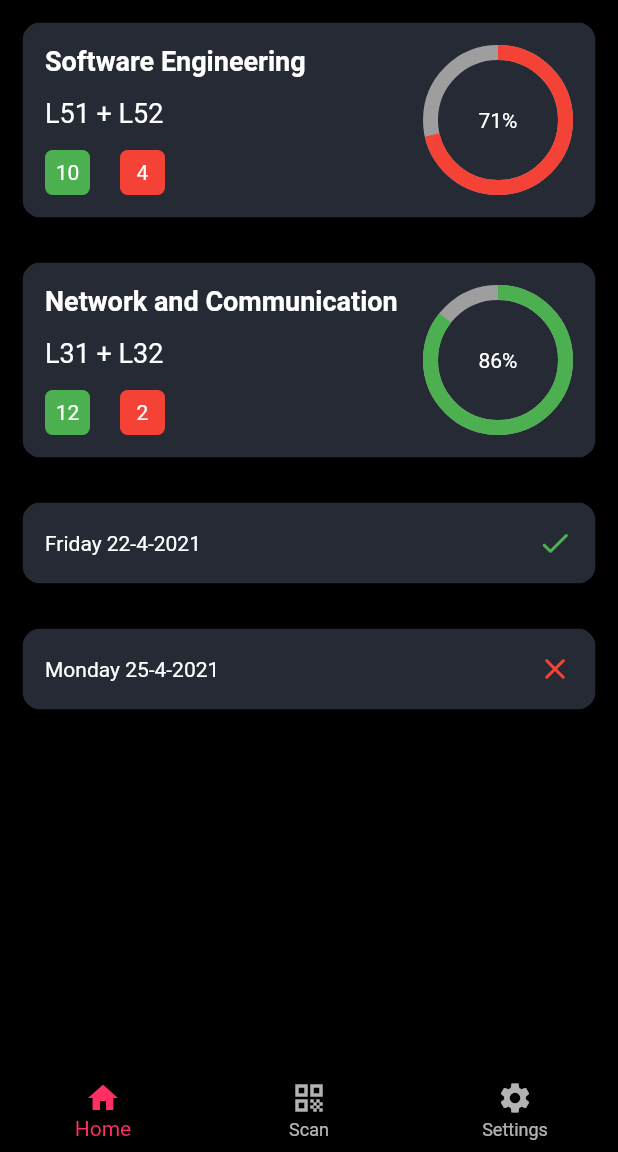
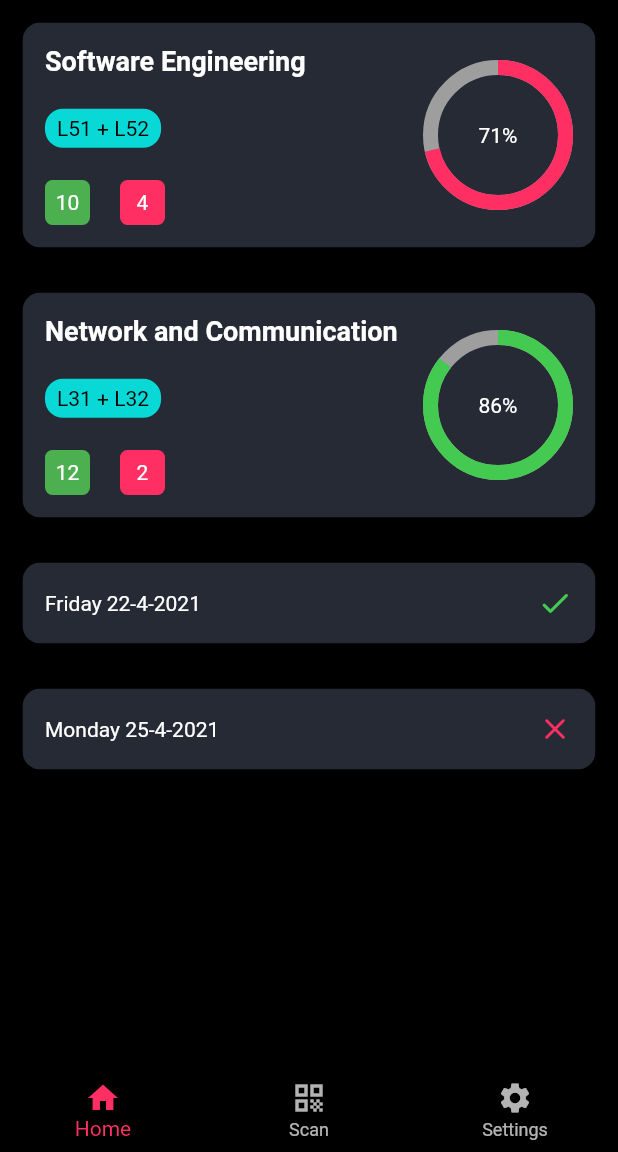
Before and after one commit to traQR/traQR-app, a Flutter app: the screen it shows once a user with an empty profile is signed in, on a phone screen of 412 x 824 dp, the part 84-1236 px from its top. Run offline on Flutter 3.47's test engine with Material 2 defaults, Android fonts, the phone set to English and light mode, and no system bars; drawn by our look-alikes of percent_indicator; our stand-ins replace firebase_auth, firebase_core, flutter_riverpod, google_sign_in; missing offline and left inert: flutter_barcode_scanner; accounts and stored records are empty.

Commit message:
updated theme with new palette

```diff
--- a/lib/main.dart
+++ b/lib/main.dart
@@ -2,6 +2,7 @@ import 'package:flutter/material.dart';
 import 'package:flutter_riverpod/flutter_riverpod.dart';
 import 'package:firebase_core/firebase_core.dart';
 import 'presentation/screens/splash_screen.dart';
+import 'presentation/theme.dart';
 
 main() async {
   WidgetsFlutterBinding.ensureInitialized();
@@ -15,7 +16,7 @@ class MyApp extends StatelessWidget {
     return MaterialApp(
       theme: ThemeData(
         brightness: Brightness.dark,
-        primaryColor: Color(0xff08d9d6),
+        primaryColor: blu,
         scaffoldBackgroundColor: Colors.black,
       ),
       home: SplashScreen(),
--- a/lib/presentation/screens/auth_screen.dart
+++ b/lib/presentation/screens/auth_screen.dart
@@ -1,5 +1,6 @@
 import 'package:flutter/material.dart';
 import 'package:flutter_riverpod/flutter_riverpod.dart';
+import 'package:traqr_app/presentation/theme.dart';
 import 'package:traqr_app/providers/auth_providers.dart';
 
 class AuthScreen extends ConsumerWidget {
@@ -24,7 +25,7 @@ class AuthScreen extends ConsumerWidget {
                 style: ElevatedButton.styleFrom(
                   shape: RoundedRectangleBorder(
                       borderRadius: new BorderRadius.circular(30.0)),
-                  primary: Colors.red[400],
+                  primary: pink,
                 ),
                 child: Row(
                   mainAxisAlignment: MainAxisAlignment.spaceEvenly,
--- a/lib/presentation/screens/home/base_screen.dart
+++ b/lib/presentation/screens/home/base_screen.dart
@@ -1,4 +1,5 @@
 import 'package:flutter/material.dart';
+import 'package:traqr_app/presentation/theme.dart';
 
 import 'home_screen.dart';
 import 'scan_screen.dart';
@@ -45,7 +46,7 @@ class _BaseScreenState extends State<BaseScreen> {
           ),
         ],
         currentIndex: _selectedIndex,
-        selectedItemColor: Color(0xffff2e63),
+        selectedItemColor: pink,
         onTap: _onItemTapped,
       ),
     );
--- a/lib/presentation/screens/home/scan_screen.dart
+++ b/lib/presentation/screens/home/scan_screen.dart
@@ -1,6 +1,7 @@
 import 'package:flutter/material.dart';
 import 'package:flutter/services.dart';
 import 'package:flutter_barcode_scanner/flutter_barcode_scanner.dart';
+import 'package:traqr_app/presentation/theme.dart';
 
 class ScanScreen extends StatefulWidget {
   @override
@@ -26,7 +27,7 @@ class _ScanScreenState extends State<ScanScreen> {
     // Platform messages may fail, so we use a try/catch PlatformException.
     try {
       barcodeScanRes = await FlutterBarcodeScanner.scanBarcode(
-          "#ff6666", "Cancel", true, ScanMode.QR);
+          "#ff44C951", "Cancel", true, ScanMode.QR);
       print(barcodeScanRes);
     } on PlatformException {
       barcodeScanRes = 'Failed to get platform version.';
@@ -55,7 +56,7 @@ class _ScanScreenState extends State<ScanScreen> {
               style: ElevatedButton.styleFrom(
                 shape: RoundedRectangleBorder(
                     borderRadius: new BorderRadius.circular(30.0)),
-                primary: Colors.green[400],
+                primary: green,
               ),
               child: Row(
                 mainAxisAlignment: MainAxisAlignment.spaceEvenly,
--- /dev/null
+++ b/lib/presentation/theme.dart
@@ -0,0 +1,6 @@
+import 'package:flutter/material.dart';
+
+const Color blu = Color(0xff08d9d6);
+const Color pink = Color(0xffff2e63);
+const Color grey = Color(0xff252a34);
+const Color green = Color(0xff44C951);
--- a/lib/presentation/widgets/attendance_card.dart
+++ b/lib/presentation/widgets/attendance_card.dart
@@ -1,5 +1,7 @@
+import 'package:flutter/cupertino.dart';
 import 'package:flutter/material.dart';
 import 'package:traqr_app/models/attendance.dart';
+import 'package:traqr_app/presentation/theme.dart';
 
 class AttendanceCard extends StatelessWidget {
   final Attendance attendance;
@@ -14,7 +16,7 @@ class AttendanceCard extends StatelessWidget {
           borderRadius: BorderRadius.circular(12),
           child: Container(
             padding: EdgeInsets.all(15),
-            color: Color(0xff252a34),
+            color: grey,
             child: Row(
               children: [
                 Text(attendance.date),
@@ -23,8 +25,7 @@ class AttendanceCard extends StatelessWidget {
                   attendance.attended == true
                       ? Icons.done_rounded
                       : Icons.close_rounded,
-                  color:
-                      attendance.attended == true ? Colors.green : Colors.red,
+                  color: attendance.attended == true ? green : pink,
                 )
               ],
             ),
--- a/lib/presentation/widgets/class_card.dart
+++ b/lib/presentation/widgets/class_card.dart
@@ -1,6 +1,7 @@
 import 'package:flutter/material.dart';
 import 'package:traqr_app/models/course.dart';
 import 'package:percent_indicator/circular_percent_indicator.dart';
+import 'package:traqr_app/presentation/theme.dart';
 
 class ClassCard extends StatelessWidget {
   final Course course;
@@ -16,14 +17,14 @@ class ClassCard extends StatelessWidget {
         borderRadius: BorderRadius.circular(12),
         child: Container(
           padding: EdgeInsets.all(15),
-                color: Color(0xff252a34),
+          color: grey,
           child: Row(
             mainAxisAlignment: MainAxisAlignment.spaceBetween,
-            crossAxisAlignment: CrossAxisAlignment.start,
+            crossAxisAlignment: CrossAxisAlignment.center,
             children: [
               Container(
                 width: 250,
-                height: 100,
+                height: 120,
                 child: Column(
                   mainAxisAlignment: MainAxisAlignment.spaceBetween,
                   mainAxisSize: MainAxisSize.max,
@@ -35,9 +36,14 @@ class ClassCard extends StatelessWidget {
                       style:
                           TextStyle(fontSize: 18, fontWeight: FontWeight.bold),
                     ),
-                    Text(
-                      course.slot,
-                      style: TextStyle(fontSize: 18),
+                    Container(
+                      padding: EdgeInsets.symmetric(vertical: 5, horizontal: 8),
+                      decoration: BoxDecoration(
+                          color: blu, borderRadius: BorderRadius.circular(12)),
+                      child: Text(
+                        course.slot,
+                        style: TextStyle(fontSize: 14, color: Colors.black),
+                      ),
                     ),
                     Row(
                       children: [
@@ -65,7 +71,7 @@ class ClassCard extends StatelessWidget {
                             height: 30,
                             width: 30,
                             padding: EdgeInsets.all(5),
-                            color: Colors.red[500],
+                            color: pink,
                             child: Center(
                               child: Text(
                                 course.missedClasses.toString(),
@@ -87,7 +93,7 @@ class ClassCard extends StatelessWidget {
                 percent: attendance,
                 center: Text(' ${(attendance * 100).round().toString()}% '),
                 backgroundColor: Colors.grey,
-                progressColor: attendance > 0.75 ? Colors.green : Colors.red,
+                progressColor: attendance > 0.75 ? green : pink,
               ),
             ],
           ),
```
